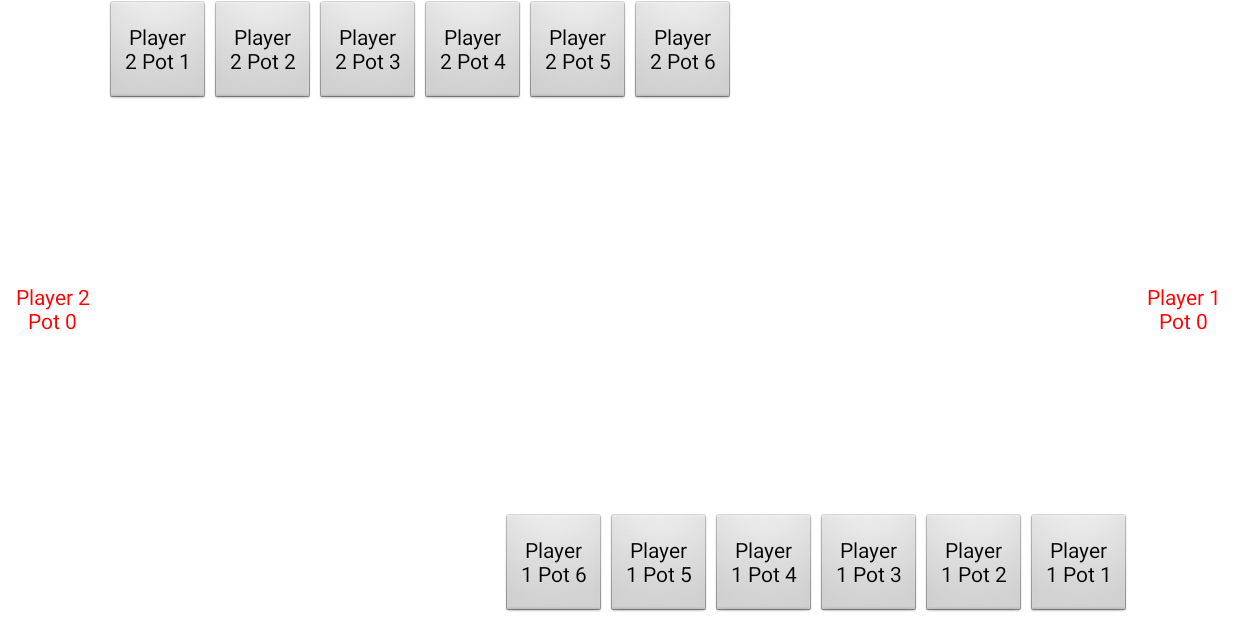
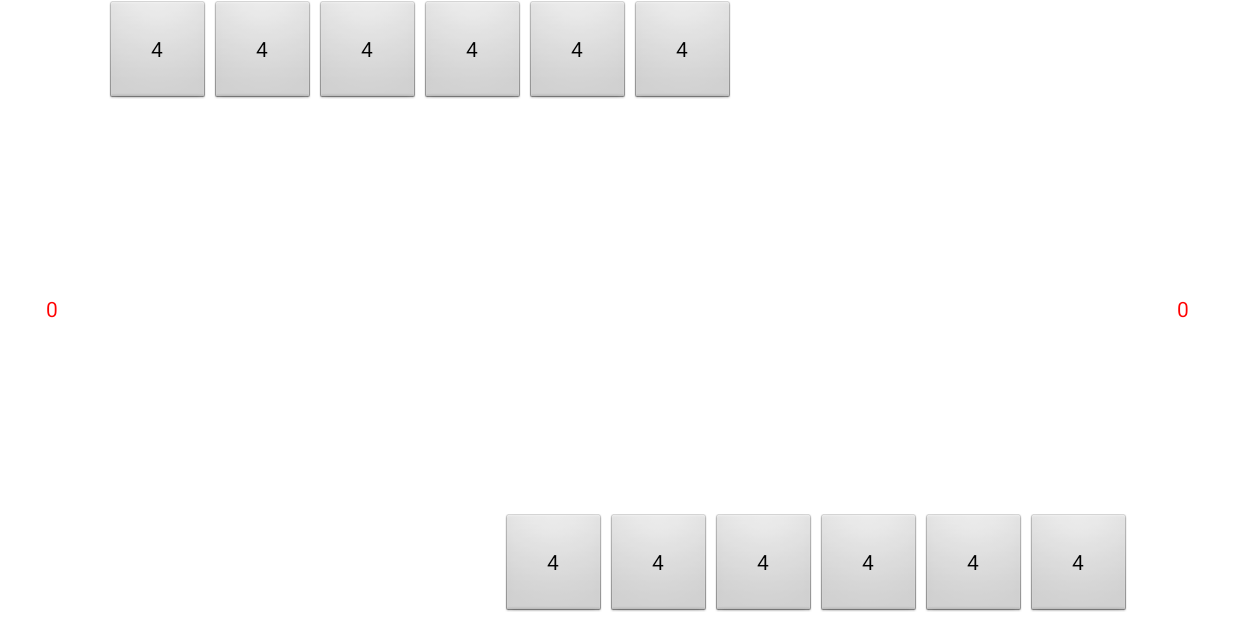
Before and after one commit to Martin11175/Mancala, an Android app: the GameActivity screen opened directly, with no data from a screen before it, on a phone screen of 824 x 412 dp (held sideways). Run offline under Robolectric (Android 15) with nearby library versions, the phone set to English and light mode, and no system bars.

Commit message:
Completed basic implementation of GameActivity. Game is now in a playable state.

```diff
--- a/app/src/main/java/io/mrtn175/mancala/GameActivity.java
+++ b/app/src/main/java/io/mrtn175/mancala/GameActivity.java
@@ -18,13 +18,20 @@ import android.app.Activity;
 import android.os.Bundle;
 import android.util.Log;
 import android.view.View;
+import android.widget.TextView;
+import android.widget.Toast;
+
+import java.util.List;
+import java.util.ArrayList;
 
 /**
  * Game activity handling interation with the user.
  */
 // TODO: Replace all boolean player / side representations with enums for readability
 public class GameActivity extends Activity {
-    GameSpace game; // The game's current state.
+    GameSpace game; // The game's current state
+    // Collections of player's pots (index 0 being the scoring pot)
+    List<View> player1Pots, player2Pots;
 
     // Default number of beans per pot for a game of Mancala
     public static final int DEFAULT_BEANS = 4;
@@ -39,11 +46,31 @@ public class GameActivity extends Activity {
         super.onCreate(savedInstanceState);
         setContentView(R.layout.activity_game);
 
+        // Store arrays of pots for manipulation through iteration
+        player1Pots = new ArrayList<View>();
+        player1Pots.add(findViewById(R.id.pot_1_0));
+        player1Pots.add(findViewById(R.id.pot_1_1));
+        player1Pots.add(findViewById(R.id.pot_1_2));
+        player1Pots.add(findViewById(R.id.pot_1_3));
+        player1Pots.add(findViewById(R.id.pot_1_4));
+        player1Pots.add(findViewById(R.id.pot_1_5));
+        player1Pots.add(findViewById(R.id.pot_1_6));
+
+        player2Pots = new ArrayList<View>();
+        player2Pots.add(findViewById(R.id.pot_2_0));
+        player2Pots.add(findViewById(R.id.pot_2_1));
+        player2Pots.add(findViewById(R.id.pot_2_2));
+        player2Pots.add(findViewById(R.id.pot_2_3));
+        player2Pots.add(findViewById(R.id.pot_2_4));
+        player2Pots.add(findViewById(R.id.pot_2_5));
+        player2Pots.add(findViewById(R.id.pot_2_6));
+
         //TODO: Allow save and return through onClose / onDestroy
         game = new GameSpace(DEFAULT_BEANS);
 
         // TODO: Randomise starting player
         setTurn(true);
+        updateBoard();
     }
 
     /**
@@ -72,53 +99,37 @@ public class GameActivity extends Activity {
      * @param pot The view that was interacted with (enables us to identify the pot).
      */
     public void potClick(View pot) {
-        GameSpace.GameState state;
+        int potNum;
 
         // Identify the pot number clicked and inform the game state of the move
-        switch (pot.getId()) {
-            case R.id.pot_1_1:
-            case R.id.pot_2_1:
-                state = game.makeMove(1);
-                break;
-            case R.id.pot_1_2:
-            case R.id.pot_2_2:
-                state = game.makeMove(2);
-                break;
-            case R.id.pot_1_3:
-            case R.id.pot_2_3:
-                state = game.makeMove(3);
-                break;
-            case R.id.pot_1_4:
-            case R.id.pot_2_4:
-                state = game.makeMove(4);
-                break;
-            case R.id.pot_1_5:
-            case R.id.pot_2_5:
-                state = game.makeMove(5);
-                break;
-            case R.id.pot_1_6:
-            case R.id.pot_2_6:
-                state = game.makeMove(6);
-                break;
-            default: // Top-level activity, so don't throw an exception, but it should be logged
-                Log.w(getResources().getText(R.string.app_name).toString(),
-                        "Unauthorised object attempting to call GameActivity.potClick");
-                return;
+        if (player1Pots.indexOf(pot) != -1) {
+            potNum = player1Pots.indexOf(pot);
+        } else if (player2Pots.indexOf(pot) != -1) {
+            potNum = player2Pots.indexOf(pot);
+        } else {
+            // Top-level activity, so don't throw an exception, but it should be logged
+            Log.w(getResources().getText(R.string.app_name).toString(),
+                    "Unauthorised object attempting to call GameActivity.potClick");
+            return;
         }
 
         // Process the response from the underlying game state
-        switch (state) {
-            // TODO: Fill out how to handle a game ending
+        switch (game.makeMove(potNum)) {
             case PLAYER_1_WIN:
+                Toast.makeText(this, "Player 1 Wins!", Toast.LENGTH_LONG).show();
                 break;
             case PLAYER_2_WIN:
+                Toast.makeText(this, "Player 2 Wins!", Toast.LENGTH_LONG).show();
                 break;
             case TIE:
+                Toast.makeText(this, "Tie!", Toast.LENGTH_LONG).show();
                 break;
             case PLAYER_1_TURN:
+                updateBoard();
                 setTurn(true);
                 break;
             case PLAYER_2_TURN:
+                updateBoard();
                 setTurn(false);
                 break;
             default: // Again, this is top-level, so must be logged
@@ -134,32 +145,9 @@ public class GameActivity extends Activity {
      */
     private void setTurn(boolean player) {
         // Disable / Re-enable the opponent's / player's buttons respectively
-        if (player) {
-            this.findViewById(R.id.pot_1_1).setClickable(true);
-            this.findViewById(R.id.pot_1_2).setClickable(true);
-            this.findViewById(R.id.pot_1_3).setClickable(true);
-            this.findViewById(R.id.pot_1_4).setClickable(true);
-            this.findViewById(R.id.pot_1_5).setClickable(true);
-            this.findViewById(R.id.pot_1_6).setClickable(true);
-            this.findViewById(R.id.pot_2_1).setClickable(false);
-            this.findViewById(R.id.pot_2_2).setClickable(false);
-            this.findViewById(R.id.pot_2_3).setClickable(false);
-            this.findViewById(R.id.pot_2_4).setClickable(false);
-            this.findViewById(R.id.pot_2_5).setClickable(false);
-            this.findViewById(R.id.pot_2_6).setClickable(false);
-        } else {
-            this.findViewById(R.id.pot_1_1).setClickable(false);
-            this.findViewById(R.id.pot_1_2).setClickable(false);
-            this.findViewById(R.id.pot_1_3).setClickable(false);
-            this.findViewById(R.id.pot_1_4).setClickable(false);
-            this.findViewById(R.id.pot_1_5).setClickable(false);
-            this.findViewById(R.id.pot_1_6).setClickable(false);
-            this.findViewById(R.id.pot_2_1).setClickable(true);
-            this.findViewById(R.id.pot_2_2).setClickable(true);
-            this.findViewById(R.id.pot_2_3).setClickable(true);
-            this.findViewById(R.id.pot_2_4).setClickable(true);
-            this.findViewById(R.id.pot_2_5).setClickable(true);
-            this.findViewById(R.id.pot_2_6).setClickable(true);
+        for(int i = 1; i < GameSpace.NUM_POTS; i++) {
+            player1Pots.get(i).setClickable(player);
+            player2Pots.get(i).setClickable(!player);
         }
     }
 
@@ -167,6 +155,13 @@ public class GameActivity extends Activity {
      * Update the UI to represent the new game state.
      */
     private void updateBoard() {
-        // TODO: Tie together underlying game state and UI
+        int[] player1Beans = game.getBeans(true);
+        int[] player2Beans = game.getBeans(false);
+
+        // Iterate through the pots and update their displayed values
+        for(int i = 0; i < player1Pots.size(); i++) {
+            ((TextView) player1Pots.get(i)).setText(Integer.toString(player1Beans[i]));
+            ((TextView) player2Pots.get(i)).setText(Integer.toString(player2Beans[i]));
+        }
     }
 }
--- a/app/src/main/java/io/mrtn175/mancala/GameSpace.java
+++ b/app/src/main/java/io/mrtn175/mancala/GameSpace.java
@@ -107,13 +107,15 @@ public class GameSpace {
             if (playerTurn) {
                 player1Pots[0] += player1Pots[potNum];
                 player1Pots[0] += player2Pots[NUM_POTS - potNum];
+                player1Pots[potNum] = 0;
+                player2Pots[NUM_POTS - potNum] = 0;
             } else {
                 player2Pots[0] += player1Pots[NUM_POTS - potNum];
                 player2Pots[0] += player2Pots[potNum];
+                player1Pots[NUM_POTS - potNum] = 0;
+                player2Pots[potNum] = 0;
             }
 
-            player1Pots[potNum] = 0;
-            player2Pots[potNum] = 0;
         }
 
         // Check to see if the opponent can make a move in the next turn
@@ -164,4 +166,14 @@ public class GameSpace {
             return playerTurn ? GameState.PLAYER_1_TURN : GameState.PLAYER_2_TURN;
         }
     }
+
+    /**
+     * Retrieve the current distribution of beans over a player's pots.
+     *
+     * @param player The player for whom to request the pots for (true for P1, false for P2)
+     * @return An array of the requested player's pots where index 0 is the scoring pot.
+     */
+    public int[] getBeans(boolean player) {
+        return player ? player1Pots : player2Pots;
+    }
 }
--- a/app/src/main/res/layout/activity_game.xml
+++ b/app/src/main/res/layout/activity_game.xml
@@ -47,7 +47,8 @@
     <Button android:id="@+id/pot_1_6"
         style="@style/Player1Pot"
         android:text="Player 1 Pot 6"
-        android:layout_toStartOf="@+id/pot_1_5"/>
+        android:layout_toStartOf="@+id/pot_1_5"
+        android:onClick="potClick" />
 
     <!-- Player 2 -->
     <TextView android:id="@+id/pot_2_0"
```
